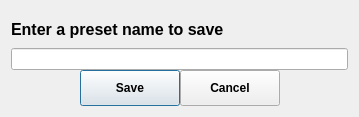
Qt form UI/saveimage.ui (Autlasters/ImageCustomizer) before a commit.
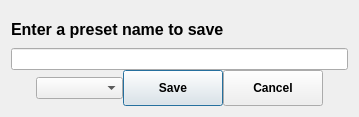
The same form after that commit.

Commit message: feat: implement the possibility to choose the extension for image saving, add a placeholder for filtersList and extensionsList. Also organize the code

```diff
--- a/UI/saveimage.ui
+++ b/UI/saveimage.ui
@@ -74,6 +74,18 @@
          </property>
         </spacer>
        </item>
+       <item>
+        <widget class="QComboBox" name="extensionsList">
+         <property name="font">
+          <font>
+           <bold>true</bold>
+          </font>
+         </property>
+         <property name="placeholderText">
+          <string>Extension</string>
+         </property>
+        </widget>
+       </item>
        <item>
         <widget class="QPushButton" name="saveButton">
          <property name="minimumSize">
```
The commit also changes 19 other files.
